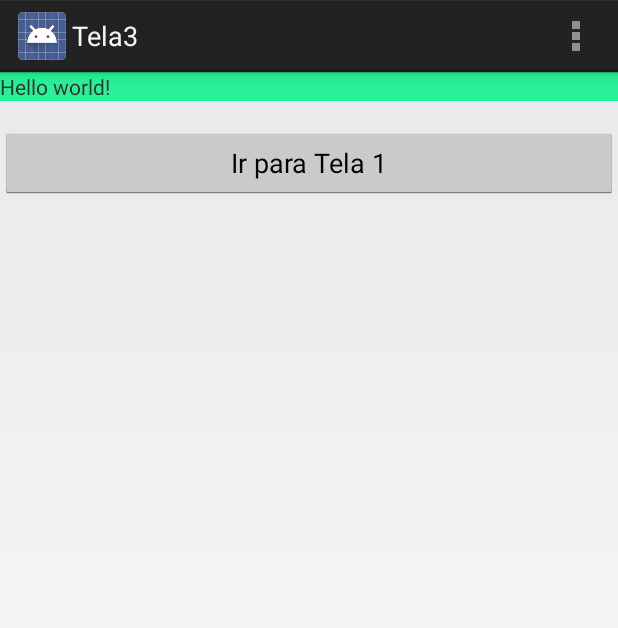
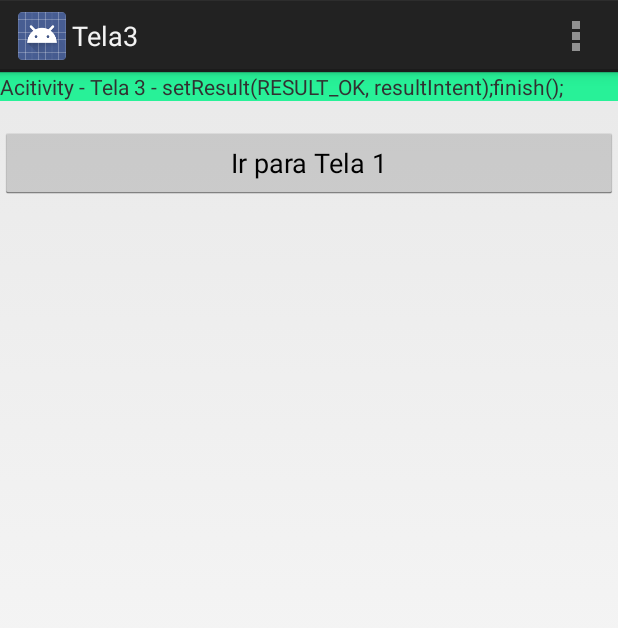
Before and after one commit to filipe1309/Codes, an Android app: the screen it shows after launch (Tela3), after a tap on "Ir para Tela 3 (onActivityResult)", on a phone screen of 412 x 824 dp. Shown: the top 628 px of the screen. Run offline under Robolectric (Android 15) with nearby library versions, the phone set to English and light mode, and no system bars.

Commit message:
android: Change some layouts text
Signed-off-by: Filipe Leuch Bonfim <flb09@inf.ufpr.br>

```diff
--- a/android/DataBetweenActivities_ISAR/app/src/main/java/com/example/filipe1309/databetweenactivities_isar/MySuperApplication.java
+++ b/android/DataBetweenActivities_ISAR/app/src/main/java/com/example/filipe1309/databetweenactivities_isar/MySuperApplication.java
@@ -6,5 +6,5 @@ import android.app.Application;
  * Created by filipe1309 on 21/10/14.
  */
 public class MySuperApplication extends Application{
-    public String SomeSetting = "Dados com classe Application, classe MySuperApplication <--> MainActivity(ou qualquer outra acitvity)";
+    public String SomeSetting = "Dados obtidos através da classe Application, classe MySuperApplication <--> MainActivity(ou qualquer outra acitvity)";
 }
--- a/android/DataBetweenActivities_ISAR/app/src/main/res/layout/activity_tela3.xml
+++ b/android/DataBetweenActivities_ISAR/app/src/main/res/layout/activity_tela3.xml
@@ -12,7 +12,7 @@
         android:layout_height="wrap_content">
 
         <TextView
-            android:text="@string/hello_world"
+            android:text="@string/tv_tela3"
             android:layout_width="wrap_content"
             android:layout_height="wrap_content" />
 
--- a/android/DataBetweenActivities_ISAR/app/src/main/res/values/strings.xml
+++ b/android/DataBetweenActivities_ISAR/app/src/main/res/values/strings.xml
@@ -14,5 +14,7 @@
     <string name="title_activity_tela3">Tela3</string>
     <string name="bt_tela3">Ir para Tela 3 (onActivityResult)</string>
     <string name="tv_saResult">onActivityResult</string>
+    <string name="tv_tela3">Acitivity - Tela 3 -
+        setResult(RESULT_OK, resultIntent);finish();</string>
 
 </resources>
```
